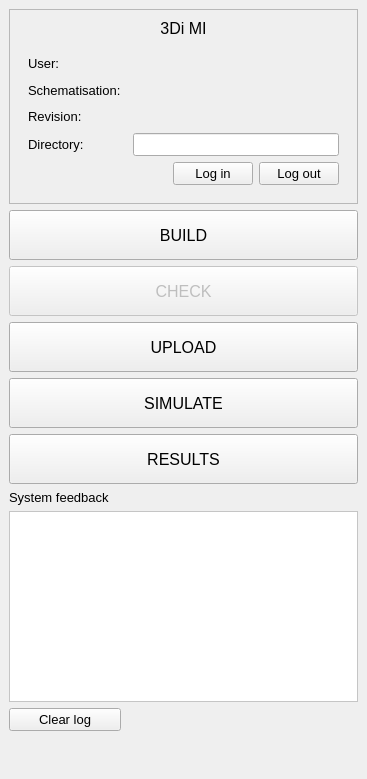
Above: threedi_api_qgis_client/ui/threedi_api_qgis_client_dockwidget_base.ui from nens/threedi-api-qgis-client before the change. Below: the same form after it.
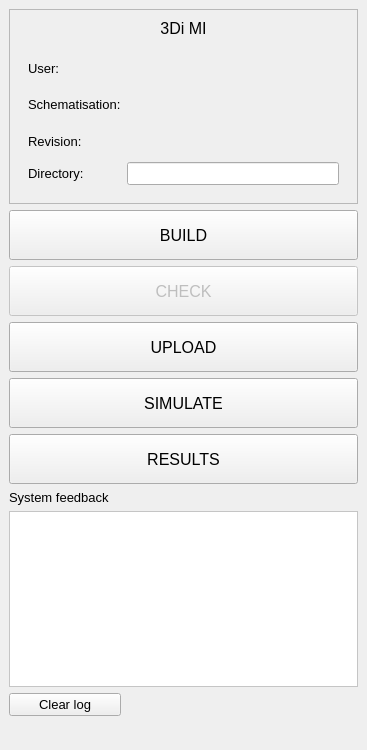
That is the form after the change. Icons and pictures are not drawn.

Commit message: Settings dialog fixes.

```diff
--- a/threedi_api_qgis_client/ui/threedi_api_qgis_client_dockwidget_base.ui
+++ b/threedi_api_qgis_client/ui/threedi_api_qgis_client_dockwidget_base.ui
@@ -7,7 +7,7 @@
     <x>0</x>
     <y>0</y>
     <width>367</width>
-    <height>779</height>
+    <height>750</height>
    </rect>
   </property>
   <property name="font">
@@ -326,74 +326,7 @@
           </size>
          </property>
          <layout class="QGridLayout" name="gridLayout_3">
-          <item row="1" column="0">
-           <widget class="QLabel" name="label_2">
-            <property name="text">
-             <string>Schematisation:</string>
-            </property>
-           </widget>
-          </item>
-          <item row="0" column="0">
-           <widget class="QLabel" name="label">
-            <property name="text">
-             <string>User:</string>
-            </property>
-           </widget>
-          </item>
-          <item row="1" column="2">
-           <widget class="QLabel" name="label_schematisation">
-            <property name="font">
-             <font>
-              <weight>75</weight>
-              <bold>true</bold>
-             </font>
-            </property>
-            <property name="text">
-             <string/>
-            </property>
-            <property name="alignment">
-             <set>Qt::AlignRight|Qt::AlignTrailing|Qt::AlignVCenter</set>
-            </property>
-           </widget>
-          </item>
-          <item row="4" column="0" colspan="3">
-           <layout class="QHBoxLayout" name="horizontalLayout">
-            <item>
-             <spacer name="horizontalSpacer_3">
-              <property name="orientation">
-               <enum>Qt::Horizontal</enum>
-              </property>
-              <property name="sizeHint" stdset="0">
-               <size>
-                <width>40</width>
-                <height>20</height>
-               </size>
-              </property>
-             </spacer>
-            </item>
-            <item>
-             <widget class="QPushButton" name="btn_log_in">
-              <property name="enabled">
-               <bool>true</bool>
-              </property>
-              <property name="text">
-               <string>Log in</string>
-              </property>
-             </widget>
-            </item>
-            <item>
-             <widget class="QPushButton" name="btn_log_out">
-              <property name="enabled">
-               <bool>true</bool>
-              </property>
-              <property name="text">
-               <string>Log out</string>
-              </property>
-             </widget>
-            </item>
-           </layout>
-          </item>
-          <item row="0" column="2">
+          <item row="0" column="1">
            <widget class="QLabel" name="label_user">
             <property name="font">
              <font>
@@ -412,7 +345,23 @@
             </property>
            </widget>
           </item>
-          <item row="2" column="2">
+          <item row="1" column="1">
+           <widget class="QLabel" name="label_schematisation">
+            <property name="font">
+             <font>
+              <weight>75</weight>
+              <bold>true</bold>
+             </font>
+            </property>
+            <property name="text">
+             <string/>
+            </property>
+            <property name="alignment">
+             <set>Qt::AlignRight|Qt::AlignTrailing|Qt::AlignVCenter</set>
+            </property>
+           </widget>
+          </item>
+          <item row="2" column="1">
            <widget class="QLabel" name="label_revision">
             <property name="font">
              <font>
@@ -435,6 +384,20 @@
             </property>
            </widget>
           </item>
+          <item row="0" column="0">
+           <widget class="QLabel" name="label">
+            <property name="text">
+             <string>User:</string>
+            </property>
+           </widget>
+          </item>
+          <item row="1" column="0">
+           <widget class="QLabel" name="label_2">
+            <property name="text">
+             <string>Schematisation:</string>
+            </property>
+           </widget>
+          </item>
           <item row="3" column="0">
            <widget class="QLabel" name="label_5">
             <property name="text">
@@ -442,7 +405,7 @@
             </property>
            </widget>
           </item>
-          <item row="3" column="2">
+          <item row="3" column="1">
            <widget class="QLineEdit" name="le_directory">
             <property name="readOnly">
              <bool>true</bool>
```
The commit also changes 2 other files.
